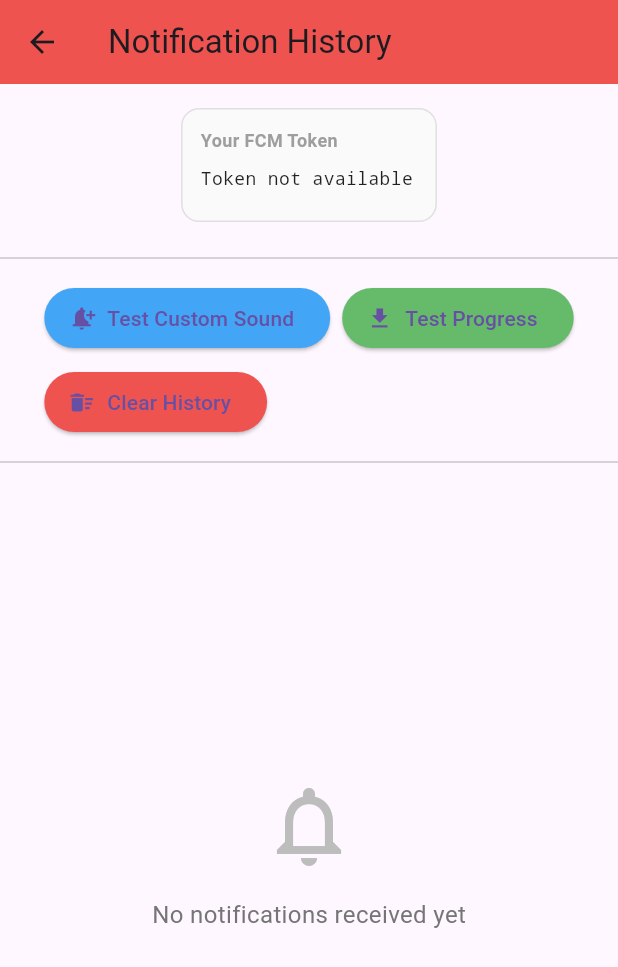
After one commit to Ihwannul86/Nami_Florist_App, a Flutter app: the NotificationHistoryView screen opened directly, after a tap on "Test Custom Sound", on a phone screen of 412 x 824 dp. The commit adds this screen. Shown: the top 967 px of the screen. Run offline on Flutter 3.47's test engine with Material 3 defaults, Android fonts, the phone set to English and light mode, and no system bars; our stand-ins replace dio, firebase_core, firebase_messaging, flutter_dotenv, flutter_local_notifications, flutter_map and 6 more; accounts and stored records are empty; network calls fail; statements that could not run were skipped.

Commit message:
update fitur notif

```diff
--- /dev/null
+++ b/lib/controllers/notification_controller.dart
@@ -0,0 +1,93 @@
+import 'package:get/get.dart';
+import '../services/firebase_messaging_service.dart';
+import '../services/notification_service.dart';
+
+class NotificationController extends GetxController {
+  late FirebaseMessagingService _firebaseMessagingService;
+  late NotificationService _notificationService;
+
+  var fcmToken = RxString('');
+  var notificationHistory = RxList<Map<String, dynamic>>([]);
+  var isLoadingToken = RxBool(false);
+
+  @override
+  void onInit() async {
+    super.onInit();
+    _firebaseMessagingService = FirebaseMessagingService();
+    _notificationService = NotificationService();
+
+    await _initializeNotifications();
+  }
+
+  Future<void> _initializeNotifications() async {
+    try {
+      isLoadingToken.value = true;
+
+      await _notificationService.initializeLocalNotifications();
+      print('[NotificationController] Local notifications initialized');
+
+      await _firebaseMessagingService.initializeFirebaseMessaging();
+
+      String? token = await _firebaseMessagingService.getFCMToken();
+      if (token != null) {
+        fcmToken.value = token;
+        print('[NotificationController] FCM Token: $token');
+      }
+
+      _firebaseMessagingService.listenToTokenRefresh();
+
+      isLoadingToken.value = false;
+    } catch (e) {
+      print('[NotificationController] Error initializing notifications: $e');
+      isLoadingToken.value = false;
+    }
+  }
+
+  Future<void> testCustomSoundNotification() async {
+    try {
+      await _notificationService.showNotification(
+        id: 1,
+        title: 'Test Custom Sound',
+        body: 'Ini adalah notifikasi test dengan custom sound (notif1.mp3)',
+        payload: 'test_notification',
+        soundFileName: 'notif1.mp3',
+      );
+    } catch (e) {
+      print('[NotificationController] Error testing notification: $e');
+    }
+  }
+
+  Future<void> testProgressNotification() async {
+    try {
+      for (int i = 0; i <= 100; i += 10) {
+        await _notificationService.showProgressNotification(
+          id: 2,
+          title: 'Download Progress',
+          body: 'Downloading... $i%',
+          progress: i,
+          maxProgress: 100,
+        );
+        await Future.delayed(Duration(seconds: 1));
+      }
+    } catch (e) {
+      print('[NotificationController] Error testing progress: $e');
+    }
+  }
+
+  void addToHistory(String title, String body, {String? type}) {
+    notificationHistory.add({
+      'title': title,
+      'body': body,
+      'type': type ?? 'general',
+      'timestamp': DateTime.now(),
+    });
+  }
+
+  void clearHistory() {
+    notificationHistory.clear();
+  }
+
+  String? getFCMToken() {
+    return fcmToken.value.isNotEmpty ? fcmToken.value : null;
+  }
+}
--- /dev/null
+++ b/lib/services/firebase_messaging_service.dart
@@ -0,0 +1,106 @@
+import 'package:firebase_messaging/firebase_messaging.dart';
+import 'package:flutter/foundation.dart';
+
+class FirebaseMessagingService {
+  final FirebaseMessaging _firebaseMessaging = FirebaseMessaging.instance;
+
+  /// Initialize Firebase Messaging
+  Future<void> initialize() async {
+    try {
+      // Request permission (for iOS & Android 13+)
+      NotificationSettings settings = await _firebaseMessaging.requestPermission(
+        alert: true,
+        badge: true,
+        sound: true,
+        provisional: false,
+      );
+
+      if (settings.authorizationStatus == AuthorizationStatus.authorized) {
+        print('✅ User granted notification permission');
+      } else if (settings.authorizationStatus == AuthorizationStatus.provisional) {
+        print('⚠️ User granted provisional permission');
+      } else {
+        print('❌ User declined or has not accepted permission');
+      }
+
+      // Get FCM Token
+      String? token = await _firebaseMessaging.getToken();
+      if (token != null) {
+        print('╔════════════════════════════════════════════════════════════╗');
+        print('║                    🔑 FCM TOKEN                            ║');
+        print('╠════════════════════════════════════════════════════════════╣');
+        print('║ $token');
+        print('╚════════════════════════════════════════════════════════════╝');
+      } else {
+        print('❌ Failed to get FCM token');
+      }
+
+      // Listen to token refresh
+      _firebaseMessaging.onTokenRefresh.listen((newToken) {
+        print('🔄 FCM Token refreshed: $newToken');
+      });
+
+      // Handle foreground messages
+      FirebaseMessaging.onMessage.listen((RemoteMessage message) {
+        print('╔════════════════════════════════════════════════════════════╗');
+        print('║         📩 FOREGROUND MESSAGE RECEIVED                     ║');
+        print('╠════════════════════════════════════════════════════════════╣');
+        print('║ Title: ${message.notification?.title ?? 'No title'}');
+        print('║ Body: ${message.notification?.body ?? 'No body'}');
+        print('║ Data: ${message.data}');
+        print('╚════════════════════════════════════════════════════════════╝');
+      });
+
+      // Handle background messages (when app is in background)
+      FirebaseMessaging.onMessageOpenedApp.listen((RemoteMessage message) {
+        print('╔════════════════════════════════════════════════════════════╗');
+        print('║      🔔 NOTIFICATION CLICKED (APP IN BACKGROUND)           ║');
+        print('╠════════════════════════════════════════════════════════════╣');
+        print('║ Title: ${message.notification?.title ?? 'No title'}');
+        print('║ Body: ${message.notification?.body ?? 'No body'}');
+        print('║ Data: ${message.data}');
+        print('╚════════════════════════════════════════════════════════════╝');
+
+        // Handle routing here if needed
+        // Example: Get.toNamed(message.data['route']);
+      });
+
+      // Check if app was opened from a terminated state by notification
+      RemoteMessage? initialMessage = await _firebaseMessaging.getInitialMessage();
+      if (initialMessage != null) {
+        print('╔════════════════════════════════════════════════════════════╗');
+        print('║     🚀 APP OPENED FROM TERMINATED STATE BY NOTIFICATION    ║');
+        print('╠════════════════════════════════════════════════════════════╣');
+        print('║ Title: ${initialMessage.notification?.title ?? 'No title'}');
+        print('║ Body: ${initialMessage.notification?.body ?? 'No body'}');
+        print('║ Data: ${initialMessage.data}');
+        print('╚════════════════════════════════════════════════════════════╝');
+
+        // Handle routing here if needed
+      }
+
+    } catch (e) {
+      print('❌ Error initializing Firebase Messaging: $e');
+    }
+  }
+
+  /// Get current FCM token
+  Future<String?> getToken() async {
+    try {
+      return await _firebaseMessaging.getToken();
+    } catch (e) {
+      print('❌ Error getting FCM token: $e');
+      return null;
+    }
+  }
+
+  /// Delete FCM token
+  Future<void> deleteToken() async {
+    try {
+      await _firebaseMessaging.deleteToken();
+      print('✅ FCM token deleted');
+    } catch (e) {
+      print('❌ Error deleting FCM token: $e');
+    }
+  }
+}
--- /dev/null
+++ b/lib/services/notification_service.dart
@@ -0,0 +1,160 @@
+import 'package:flutter_local_notifications/flutter_local_notifications.dart';
+
+class NotificationService {
+  static final NotificationService _instance = NotificationService._internal();
+  late FlutterLocalNotificationsPlugin flutterLocalNotificationsPlugin;
+
+  static const AndroidNotificationChannel channel = AndroidNotificationChannel(
+    'high_importance_channel',
+    'High Importance Notifications',
+    description: 'This channel is used for important notifications.',
+    importance: Importance.high,
+    playSound: true,
+    sound: RawResourceAndroidNotificationSound('notif1'),
+    enableVibration: true,
+  );
+
+  NotificationService._internal() {
+    flutterLocalNotificationsPlugin = FlutterLocalNotificationsPlugin();
+  }
+
+  factory NotificationService() {
+    return _instance;
+  }
+
+  Future<void> initializeLocalNotifications() async {
+    const AndroidInitializationSettings androidInitializationSettings =
+        AndroidInitializationSettings('@drawable/ic_launcher');
+    const DarwinInitializationSettings iOSInitializationSettings =
+        DarwinInitializationSettings();
+
+    const InitializationSettings initializationSettings =
+        InitializationSettings(
+      android: androidInitializationSettings,
+      iOS: iOSInitializationSettings,
+    );
+
+    await flutterLocalNotificationsPlugin.initialize(
+      initializationSettings,
+      onDidReceiveNotificationResponse: _onDidReceiveNotificationResponse,
+    );
+
+    await flutterLocalNotificationsPlugin
+        .resolvePlatformSpecificImplementation<
+            AndroidFlutterLocalNotificationsPlugin>()
+        ?.createNotificationChannel(channel);
+  }
+
+  Future<void> showNotification({
+    required int id,
+    required String title,
+    required String body,
+    required String payload,
+    String? soundFileName,
+  }) async {
+    try {
+      final AndroidNotificationDetails androidDetails;
+
+      if (soundFileName != null && soundFileName.isNotEmpty) {
+        androidDetails = AndroidNotificationDetails(
+          channel.id,
+          channel.name,
+          channelDescription: channel.description,
+          importance: Importance.high,
+          priority: Priority.high,
+          playSound: true,
+          sound: RawResourceAndroidNotificationSound(
+            soundFileName.replaceAll('.mp3', ''),
+          ),
+          enableVibration: true,
+          ticker: 'ticker',
+        );
+      } else {
+        androidDetails = AndroidNotificationDetails(
+          channel.id,
+          channel.name,
+          channelDescription: channel.description,
+          importance: Importance.high,
+          priority: Priority.high,
+          playSound: true,
+          enableVibration: true,
+          ticker: 'ticker',
+        );
+      }
+
+      final DarwinNotificationDetails iOSDetails =
+          const DarwinNotificationDetails(
+        presentAlert: true,
+        presentBadge: true,
+        presentSound: true,
+      );
+
+      final NotificationDetails notificationDetails = NotificationDetails(
+        android: androidDetails,
+        iOS: iOSDetails,
+      );
+
+      await flutterLocalNotificationsPlugin.show(
+        id,
+        title,
+        body,
+        notificationDetails,
+        payload: payload,
+      );
+
+      print('[NotificationService] Notifikasi ditampilkan: $title');
+    } catch (e) {
+      print('[NotificationService] Error menampilkan notifikasi: $e');
+    }
+  }
+
+  Future<void> showProgressNotification({
+    required int id,
+    required String title,
+    required String body,
+    required int progress,
+    required int maxProgress,
+  }) async {
+    try {
+      final AndroidNotificationDetails androidDetails =
+          AndroidNotificationDetails(
+        channel.id,
+        channel.name,
+        channelDescription: channel.description,
+        importance: Importance.high,
+        priority: Priority.high,
+        showProgress: true,
+        maxProgress: maxProgress,
+        progress: progress,
+        onlyAlertOnce: true,
+      );
+
+      final NotificationDetails notificationDetails = NotificationDetails(
+        android: androidDetails,
+      );
+
+      await flutterLocalNotificationsPlugin.show(
+        id,
+        title,
+        body,
+        notificationDetails,
+      );
+    } catch (e) {
+      print('[NotificationService] Error menampilkan progress notification: $e');
+    }
+  }
+
+  Future<void> cancelNotification(int id) async {
+    await flutterLocalNotificationsPlugin.cancel(id);
+  }
+
+  Future<void> cancelAllNotifications() async {
+    await flutterLocalNotificationsPlugin.cancelAll();
+  }
+
+  void _onDidReceiveNotificationResponse(
+    NotificationResponse notificationResponse,
+  ) {
+    print('[NotificationService] Notifikasi diklik: ${notificationResponse.payload}');
+  }
+}
--- /dev/null
+++ b/lib/views/notification_history_view.dart
@@ -0,0 +1,240 @@
+import 'package:flutter/material.dart';
+import 'package:get/get.dart';
+import '../controllers/notification_controller.dart';
+
+class NotificationHistoryView extends StatelessWidget {
+  const NotificationHistoryView({Key? key}) : super(key: key);
+
+  @override
+  Widget build(BuildContext context) {
+    final NotificationController controller = Get.find();
+
+    return Scaffold(
+      appBar: AppBar(
+        title: const Text('Notification History'),
+        backgroundColor: Colors.red[400],
+        elevation: 0,
+      ),
+      body: Column(
+        children: [
+          Padding(
+            padding: const EdgeInsets.all(16.0),
+            child: Container(
+              decoration: BoxDecoration(
+                borderRadius: BorderRadius.circular(12),
+                border: Border.all(color: Colors.grey[300]!),
+                color: Colors.grey[50],
+              ),
+              padding: const EdgeInsets.all(12),
+              child: Column(
+                crossAxisAlignment: CrossAxisAlignment.start,
+                children: [
+                  const Text(
+                    'Your FCM Token',
+                    style: TextStyle(
+                      fontSize: 12,
+                      fontWeight: FontWeight.bold,
+                      color: Colors.grey,
+                    ),
+                  ),
+                  const SizedBox(height: 8),
+                  Obx(() {
+                    return controller.isLoadingToken.value
+                        ? const CircularProgressIndicator()
+                        : SelectableText(
+                            controller.fcmToken.value.isNotEmpty
+                                ? controller.fcmToken.value
+                                : 'Token not available',
+                            style: const TextStyle(
+                              fontSize: 12,
+                              fontFamily: 'monospace',
+                              color: Colors.black87,
+                            ),
+                          );
+                  }),
+                  const SizedBox(height: 8),
+                  Obx(() {
+                    return controller.fcmToken.value.isNotEmpty
+                        ? ElevatedButton.icon(
+                            onPressed: () {
+                              Get.snackbar(
+                                'Copied',
+                                'FCM Token copied to clipboard!',
+                                snackPosition: SnackPosition.BOTTOM,
+                              );
+                            },
+                            icon: const Icon(Icons.copy, size: 16),
+                            label: const Text('Copy Token'),
+                            style: ElevatedButton.styleFrom(
+                              backgroundColor: Colors.blue[400],
+                            ),
+                          )
+                        : const SizedBox();
+                  }),
+                ],
+              ),
+            ),
+          ),
+          const Divider(),
+          Padding(
+            padding: const EdgeInsets.symmetric(horizontal: 16, vertical: 8),
+            child: Wrap(
+              spacing: 8,
+              runSpacing: 8,
+              children: [
+                ElevatedButton.icon(
+                  onPressed: () => controller.testCustomSoundNotification(),
+                  icon: const Icon(Icons.notification_add),
+                  label: const Text('Test Custom Sound'),
+                  style: ElevatedButton.styleFrom(
+                    backgroundColor: Colors.blue[400],
+                  ),
+                ),
+                ElevatedButton.icon(
+                  onPressed: () => controller.testProgressNotification(),
+                  icon: const Icon(Icons.download),
+                  label: const Text('Test Progress'),
+                  style: ElevatedButton.styleFrom(
+                    backgroundColor: Colors.green[400],
+                  ),
+                ),
+                ElevatedButton.icon(
+                  onPressed: () => controller.clearHistory(),
+                  icon: const Icon(Icons.delete_sweep),
+                  label: const Text('Clear History'),
+                  style: ElevatedButton.styleFrom(
+                    backgroundColor: Colors.red[400],
+                  ),
+                ),
+              ],
+            ),
+          ),
+          const Divider(),
+          Expanded(
+            child: Obx(() {
+              if (controller.notificationHistory.isEmpty) {
+                return Center(
+                  child: Column(
+                    mainAxisAlignment: MainAxisAlignment.center,
+                    children: [
+                      Icon(
+                        Icons.notifications_none,
+                        size: 64,
+                        color: Colors.grey[400],
+                      ),
+                      const SizedBox(height: 16),
+                      Text(
+                        'No notifications received yet',
+                        style: TextStyle(
+                          fontSize: 16,
+                          color: Colors.grey[600],
+                        ),
+                      ),
+                    ],
+                  ),
+                );
+              }
+
+              return ListView.builder(
+                itemCount: controller.notificationHistory.length,
+                itemBuilder: (context, index) {
+                  final notification = controller.notificationHistory[index];
+                  return _NotificationCard(notification: notification);
+                },
+              );
+            }),
+          ),
+        ],
+      ),
+    );
+  }
+}
+
+class _NotificationCard extends StatelessWidget {
+  final Map<String, dynamic> notification;
+
+  const _NotificationCard({required this.notification});
+
+  @override
+  Widget build(BuildContext context) {
+    final DateTime timestamp =
+        notification['timestamp'] as DateTime? ?? DateTime.now();
+    final String type = notification['type'] as String? ?? 'general';
+
+    return Card(
+      margin: const EdgeInsets.symmetric(horizontal: 12, vertical: 8),
+      child: ListTile(
+        leading: _getIconByType(type),
+        title: Text(
+          notification['title'] ?? 'No Title',
+          style: const TextStyle(fontWeight: FontWeight.bold),
+        ),
+        subtitle: Column(
+          crossAxisAlignment: CrossAxisAlignment.start,
+          children: [
+            const SizedBox(height: 4),
+            Text(
+              notification['body'] ?? 'No Body',
+              maxLines: 2,
+              overflow: TextOverflow.ellipsis,
+            ),
+            const SizedBox(height: 4),
+            Text(
+              '${timestamp.hour.toString().padLeft(2, '0')}:${timestamp.minute.toString().padLeft(2, '0')}',
+              style: TextStyle(fontSize: 12, color: Colors.grey[600]),
+            ),
+          ],
+        ),
+        trailing: _getChipByType(type),
+      ),
+    );
+  }
+
+  Widget _getIconByType(String type) {
+    switch (type) {
+      case 'promo':
+        return Icon(Icons.local_offer, color: Colors.orange[400]);
+      case 'order':
+        return Icon(Icons.shopping_cart, color: Colors.blue[400]);
+      case 'notification':
+        return Icon(Icons.notifications_active, color: Colors.red[400]);
+      default:
+        return Icon(Icons.notifications, color: Colors.grey[400]);
+    }
+  }
+
+  Widget _getChipByType(String type) {
+    Color? bgColor;
+    Color? textColor;
+
+    switch (type) {
+      case 'promo':
+        bgColor = Colors.orange[100];
+        textColor = Colors.orange[900];
+        break;
+      case 'order':
+        bgColor = Colors.blue[100];
+        textColor = Colors.blue[900];
+        break;
+      case 'notification':
+        bgColor = Colors.red[100];
+        textColor = Colors.red[900];
+        break;
+      default:
+        bgColor = Colors.grey[200];
+        textColor = Colors.grey[800];
+    }
+
+    return Chip(
+      label: Text(
+        type.toUpperCase(),
+        style: TextStyle(
+          fontSize: 10,
+          fontWeight: FontWeight.bold,
+          color: textColor,
+        ),
+      ),
+      backgroundColor: bgColor,
+    );
+  }
+}
```
Also changed, not shown: google-services-backup.json (added, +48 -0 lines), lib/main.dart (+13 -0 lines), pubspec.yaml (+11 -0 lines), firebase.json (added), lib/firebase_options.dart (added), pubspec.lock, 10 other files.
